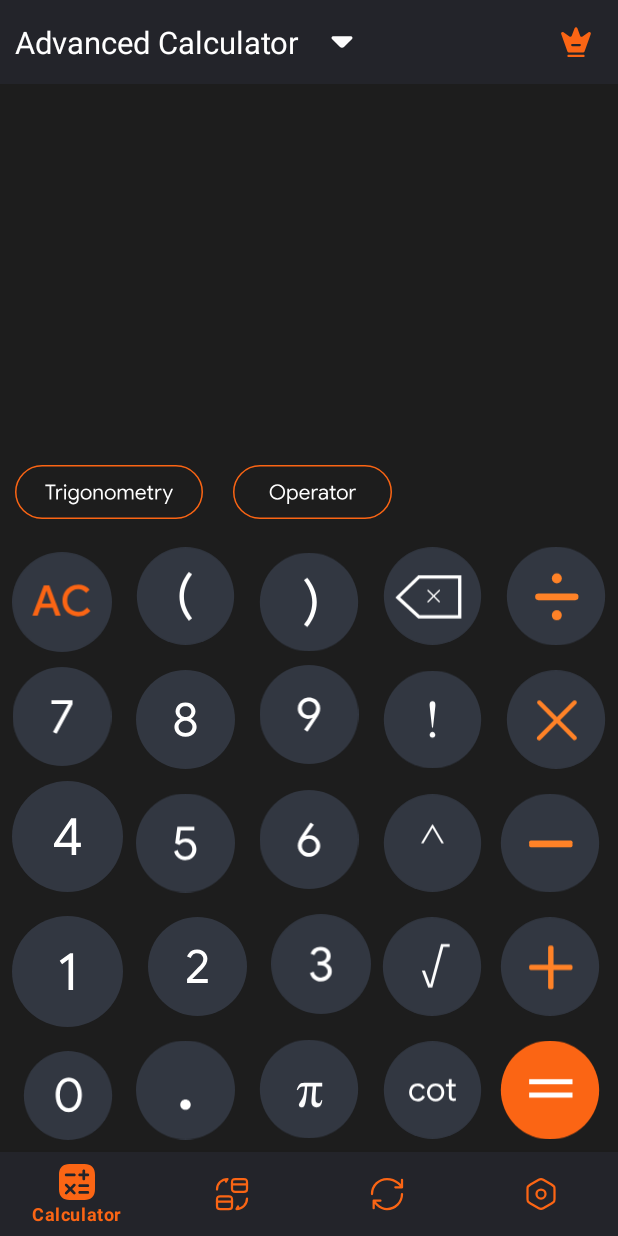
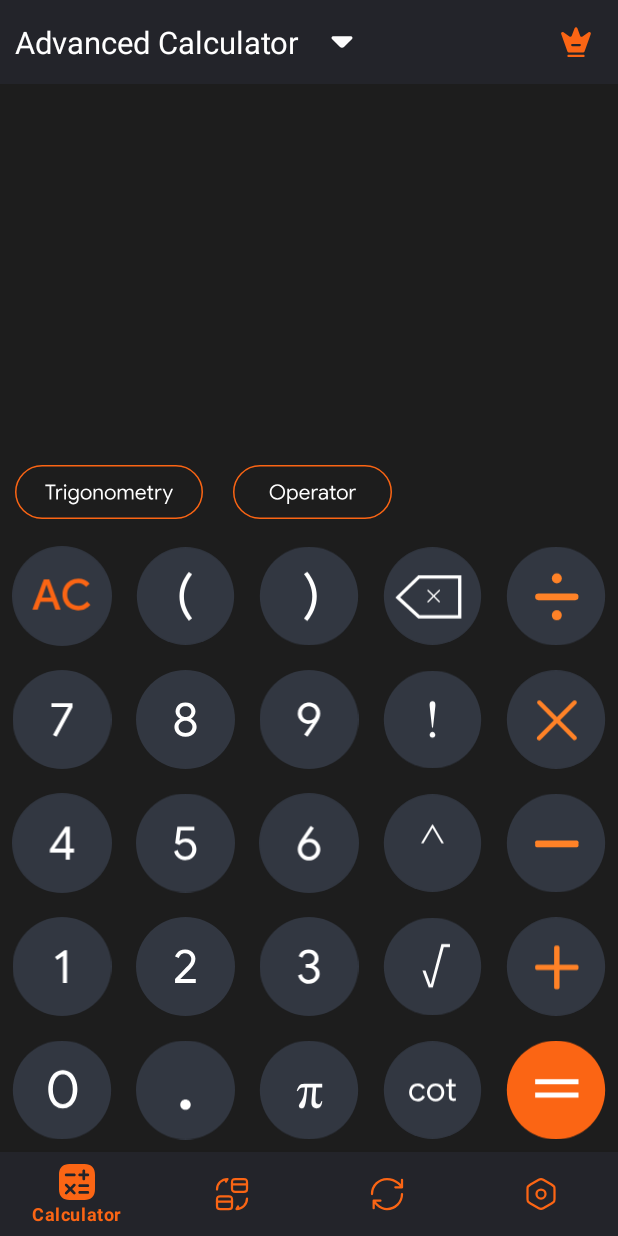
Before and after one commit to HungTk3110/calculator, an Android app: the screen it shows after launch (MainActivity), after a tap on an icon or button, on a phone screen of 412 x 824 dp. Run offline under Robolectric (Android 15) with nearby library versions, the phone set to English and light mode, and no system bars; our stand-ins replace Dagger/Hilt's generated code, Room's generated code, data binding, navigation-ui, sdp/ssp sizes; 3 statements that could not run were skipped; 1 other tap on this screen came first.

Commit message:
done 1.0

```diff
--- a/app/src/main/java/com/bangcodin/calculator/data/models/Language.kt
+++ b/app/src/main/java/com/bangcodin/calculator/data/models/Language.kt
@@ -11,6 +11,5 @@ package com.bangcodin.calculator.data.models
 import androidx.annotation.Keep
 
 @Keep
-class Language(@Keep val countryCode: String,@Keep val label: String, @Keep val flag: Int) {
-    constructor() : this("", "", 0)
+class Language(@Keep val countryCode: String,@Keep val label: String, @Keep val flag: Int , var check : Boolean? = false) {
 }
--- a/app/src/main/java/com/bangcodin/calculator/ui/fragment/SettingFragment.kt
+++ b/app/src/main/java/com/bangcodin/calculator/ui/fragment/SettingFragment.kt
@@ -34,7 +34,6 @@ class   SettingFragment : BaseFragment() {
         val share = ShareFragment()
         val term = TermFragment()
         binding.iclListSetting.itemEnglish.setOnClickListener {
-//            pushScreenAsNormalWithT6(language, LanguageFragment::class.java.name)
             openActivity(LanguageActivity::class.java)
         }
         binding.iclListSetting.itemShare.setOnClickListener {
--- a/app/src/main/res/layout/item_advanced_calculator.xml
+++ b/app/src/main/res/layout/item_advanced_calculator.xml
@@ -406,7 +406,7 @@
             android:id="@+id/cst_layout_Operator"
             android:layout_width="0dp"
             android:layout_height="wrap_content"
-            android:visibility="gone"
+            android:visibility="visible"
             app:layout_constraintBottom_toBottomOf="parent"
             app:layout_constraintEnd_toEndOf="parent"
             app:layout_constraintStart_toStartOf="parent">
@@ -419,7 +419,8 @@
                 android:background="?attr/selectableItemBackground"
                 android:scaleType="fitCenter"
                 android:src="@drawable/ic_btn_ac"
-                app:layout_constraintBottom_toTopOf="@id/btn_8"
+                android:onClick="@{() -> CalculatorViewModel.clearAll()}"
+                app:layout_constraintBottom_toTopOf="@id/btn_7"
                 app:layout_constraintDimensionRatio="1:1"
                 app:layout_constraintEnd_toStartOf="@id/btn_ngoac_trai"
                 app:layout_constraintStart_toStartOf="parent"
@@ -433,6 +434,7 @@
                 android:background="?attr/selectableItemBackground"
                 android:scaleType="fitCenter"
                 android:src="@drawable/ic_btn_nd_trai"
+                android:onClick="@{() -> CalculatorViewModel.addNgoacTrai()}"
                 app:layout_constraintBottom_toTopOf="@id/btn_8"
                 app:layout_constraintDimensionRatio="1:1"
                 app:layout_constraintEnd_toStartOf="@id/btn_ngoac_phai"
@@ -447,7 +449,8 @@
                 android:background="?attr/selectableItemBackground"
                 android:scaleType="fitCenter"
                 android:src="@drawable/ic_bnt_nd_phai"
-                app:layout_constraintBottom_toTopOf="@id/btn_8"
+                android:onClick="@{() -> CalculatorViewModel.addNgoacPhai()}"
+                app:layout_constraintBottom_toTopOf="@id/btn_9"
                 app:layout_constraintDimensionRatio="1:1"
                 app:layout_constraintEnd_toStartOf="@id/btn_delete"
                 app:layout_constraintStart_toEndOf="@+id/btn_ngoac_trai"
@@ -461,6 +464,7 @@
                 android:background="?attr/selectableItemBackground"
                 android:scaleType="fitCenter"
                 android:src="@drawable/ic_btn_delete"
+                android:onClick="@{() -> CalculatorViewModel.delete()}"
                 app:layout_constraintBottom_toTopOf="@id/btn_mathematics"
                 app:layout_constraintDimensionRatio="1:1"
                 app:layout_constraintEnd_toStartOf="@id/btn_division"
@@ -475,6 +479,7 @@
                 android:background="?attr/selectableItemBackground"
                 android:scaleType="fitCenter"
                 android:src="@drawable/ic_btn_division"
+                android:onClick="@{() -> CalculatorViewModel.division()}"
                 app:layout_constraintBottom_toTopOf="@id/btn_multiplied"
                 app:layout_constraintDimensionRatio="1:1"
                 app:layout_constraintEnd_toEndOf="parent"
@@ -489,6 +494,7 @@
                 android:background="?attr/selectableItemBackground"
                 android:scaleType="fitCenter"
                 android:src="@drawable/ic_btn7"
+                android:onClick="@{() -> CalculatorViewModel.addSeven()}"
                 app:layout_constraintBottom_toTopOf="@id/btn_4"
                 app:layout_constraintDimensionRatio="1:1"
                 app:layout_constraintEnd_toStartOf="@id/btn_8"
@@ -503,6 +509,7 @@
                 android:background="?attr/selectableItemBackground"
                 android:scaleType="fitCenter"
                 android:src="@drawable/ic_btn8"
+                android:onClick="@{() -> CalculatorViewModel.addEight()}"
                 app:layout_constraintBottom_toTopOf="@id/btn_5"
                 app:layout_constraintDimensionRatio="1:1"
                 app:layout_constraintEnd_toStartOf="@id/btn_9"
@@ -517,6 +524,7 @@
                 android:background="?attr/selectableItemBackground"
                 android:scaleType="fitCenter"
                 android:src="@drawable/ic_btn9"
+                android:onClick="@{() -> CalculatorViewModel.addNine()}"
                 app:layout_constraintBottom_toTopOf="@id/btn_6"
                 app:layout_constraintDimensionRatio="1:1"
                 app:layout_constraintEnd_toStartOf="@id/btn_mathematics"
@@ -545,6 +553,7 @@
                 android:background="?attr/selectableItemBackground"
                 android:scaleType="fitCenter"
                 android:src="@drawable/ic_btn_multiplied"
+                android:onClick="@{() -> CalculatorViewModel.multiplied()}"
                 app:layout_constraintBottom_toTopOf="@id/btn_minus"
                 app:layout_constraintDimensionRatio="1:1"
                 app:layout_constraintEnd_toEndOf="parent"
@@ -559,11 +568,12 @@
                 android:background="?attr/selectableItemBackground"
                 android:scaleType="fitCenter"
                 android:src="@drawable/ic_btn4"
+                android:onClick="@{() -> CalculatorViewModel.addFour()}"
                 app:layout_constraintBottom_toTopOf="@id/btn_1"
                 app:layout_constraintDimensionRatio="1:1"
-                app:layout_constraintEnd_toStartOf="@id/btn_ngoac_trai"
+                app:layout_constraintEnd_toStartOf="@id/btn_5"
                 app:layout_constraintStart_toStartOf="parent"
-                app:layout_constraintTop_toBottomOf="@id/btn_8" />
+                app:layout_constraintTop_toBottomOf="@id/btn_7" />
 
             <ImageButton
                 android:id="@+id/btn_5"
@@ -573,10 +583,11 @@
                 android:background="?attr/selectableItemBackground"
                 android:scaleType="fitCenter"
                 android:src="@drawable/ic_btn5"
+                android:onClick="@{() -> CalculatorViewModel.addFive()}"
                 app:layout_constraintBottom_toTopOf="@id/btn_2"
                 app:layout_constraintDimensionRatio="1:1"
-                app:layout_constraintEnd_toStartOf="@id/btn_ngoac_phai"
-                app:layout_constraintStart_toEndOf="@+id/btn_AC"
+                app:layout_constraintEnd_toStartOf="@id/btn_6"
+                app:layout_constraintStart_toEndOf="@+id/btn_4"
                 app:layout_constraintTop_toBottomOf="@+id/btn_8" />
 
             <ImageButton
@@ -587,10 +598,11 @@
                 android:background="?attr/selectableItemBackground"
                 android:scaleType="fitCenter"
                 android:src="@drawable/ic_btn6"
+                android:onClick="@{() -> CalculatorViewModel.addSix()}"
                 app:layout_constraintBottom_toTopOf="@id/btn_3"
                 app:layout_constraintDimensionRatio="1:1"
-                app:layout_constraintEnd_toStartOf="@id/btn_delete"
-                app:layout_constraintStart_toEndOf="@+id/btn_ngoac_trai"
+                app:layout_constraintEnd_toStartOf="@id/btn_pow"
+                app:layout_constraintStart_toEndOf="@+id/btn_5"
                 app:layout_constraintTop_toBottomOf="@+id/btn_9" />
 
             <ImageButton
@@ -603,8 +615,8 @@
                 android:src="@drawable/ic_btn_pow"
                 app:layout_constraintBottom_toTopOf="@id/btn_sqrt"
                 app:layout_constraintDimensionRatio="1:1"
-                app:layout_constraintEnd_toStartOf="@id/btn_division"
-                app:layout_constraintStart_toEndOf="@+id/btn_ngoac_phai"
+                app:layout_constraintEnd_toStartOf="@id/btn_minus"
+                app:layout_constraintStart_toEndOf="@+id/btn_6"
                 app:layout_constraintTop_toBottomOf="@+id/btn_mathematics" />
 
             <ImageButton
@@ -615,10 +627,11 @@
                 android:background="?attr/selectableItemBackground"
                 android:scaleType="fitCenter"
                 android:src="@drawable/ic_btn_minus"
+                android:onClick="@{() -> CalculatorViewModel.minus()}"
                 app:layout_constraintBottom_toTopOf="@id/btn_plus"
                 app:layout_constraintDimensionRatio="1:1"
                 app:layout_constraintEnd_toEndOf="parent"
-                app:layout_constraintStart_toEndOf="@+id/btn_delete"
+                app:layout_constraintStart_toEndOf="@+id/btn_pow"
                 app:layout_constraintTop_toBottomOf="@+id/btn_multiplied" />
 
             <ImageButton
@@ -629,9 +642,10 @@
                 android:background="?attr/selectableItemBackground"
                 android:scaleType="fitCenter"
                 android:src="@drawable/ic_btn1"
+                android:onClick="@{() -> CalculatorViewModel.addOne()}"
                 app:layout_constraintBottom_toTopOf="@id/btn_0"
                 app:layout_constraintDimensionRatio="1:1"
-                app:layout_constraintEnd_toStartOf="@id/btn_8"
+                app:layout_constraintEnd_toStartOf="@id/btn_2"
                 app:layout_constraintStart_toStartOf="parent"
                 app:layout_constraintTop_toBottomOf="@+id/btn_4" />
 
@@ -643,9 +657,11 @@
                 android:background="?attr/selectableItemBackground"
                 android:scaleType="fitCenter"
                 android:src="@drawable/ic_btn2"
+                android:onClick="@{() -> CalculatorViewModel.addTwo()}"
                 app:layout_constraintBottom_toTopOf="@id/btnDotTrigonometry"
                 app:layout_constraintDimensionRatio="1:1"
-                app:layout_constraintEnd_toStartOf="@id/btn_9"
+                app:layout_constraintEnd_toStartOf="@id/btn_3"
+                app:layout_constraintStart_toEndOf="@id/btn_1"
                 app:layout_constraintTop_toBottomOf="@+id/btn_5" />
 
             <ImageButton
@@ -656,9 +672,11 @@
                 android:background="?attr/selectableItemBackground"
                 android:scaleType="fitCenter"
                 android:src="@drawable/ic_btn3"
+                android:onClick="@{() -> CalculatorViewModel.addThree()}"
                 app:layout_constraintBottom_toTopOf="@id/btn_pi"
                 app:layout_constraintDimensionRatio="1:1"
-                app:layout_constraintEnd_toStartOf="@id/btn_mathematics"
+                app:layout_constraintStart_toEndOf="@id/btn_2"
+                app:layout_constraintEnd_toStartOf="@id/btn_sqrt"
                 app:layout_constraintTop_toBottomOf="@+id/btn_6" />
 
             <ImageButton
@@ -671,9 +689,9 @@
                 android:src="@drawable/ic_btn_sqrt"
                 app:layout_constraintBottom_toTopOf="@id/btn_cot"
                 app:layout_constraintDimensionRatio="1:1"
-                app:layout_constraintEnd_toStartOf="@id/btn_multiplied"
+                app:layout_constraintEnd_toStartOf="@id/btn_plus"
                 app:layout_constraintHorizontal_bias="0.483"
-                app:layout_constraintStart_toEndOf="@+id/btn_9"
+                app:layout_constraintStart_toEndOf="@+id/btn_3"
                 app:layout_constraintTop_toBottomOf="@+id/btn_pow" />
 
             <ImageButton
@@ -684,19 +702,22 @@
                 android:background="?attr/selectableItemBackground"
                 android:scaleType="fitCenter"
                 android:src="@drawable/ic_btn_plush"
+                android:onClick="@{() -> CalculatorViewModel.push()}"
                 app:layout_constraintBottom_toTopOf="@id/btn_equals"
                 app:layout_constraintDimensionRatio="1:1"
                 app:layout_constraintEnd_toEndOf="parent"
-                app:layout_constraintStart_toEndOf="@+id/btn_mathematics"
+                app:layout_constraintStart_toEndOf="@+id/btn_sqrt"
                 app:layout_constraintTop_toBottomOf="@+id/btn_minus" />
 
             <ImageButton
                 android:id="@+id/btn_0"
-                android:layout_width="wrap_content"
-                android:layout_height="wrap_content"
+                android:layout_width="0dp"
+                android:layout_height="0dp"
                 android:layout_margin="@dimen/_6sdp"
                 android:background="?attr/selectableItemBackground"
                 android:src="@drawable/ic_btn_0"
+                android:scaleType="fitCenter"
+                android:onClick="@{() -> CalculatorViewModel.addZero()}"
                 app:layout_constraintBottom_toBottomOf="parent"
                 app:layout_constraintDimensionRatio="1:1"
                 app:layout_constraintEnd_toStartOf="@id/btnDotTrigonometry"
@@ -711,10 +732,11 @@
                 android:background="?attr/selectableItemBackground"
                 android:scaleType="fitCenter"
                 android:src="@drawable/ic_dot"
+                android:onClick="@{() -> CalculatorViewModel.addDot()}"
                 app:layout_constraintBottom_toBottomOf="parent"
                 app:layout_constraintDimensionRatio="1:1"
-                app:layout_constraintEnd_toStartOf="@id/btn_ngoac_phai"
-                app:layout_constraintStart_toEndOf="@+id/btn_AC"
+                app:layout_constraintEnd_toStartOf="@id/btn_pi"
+                app:layout_constraintStart_toEndOf="@+id/btn_0"
                 app:layout_constraintTop_toBottomOf="@+id/btn_2" />
 
             <ImageButton
@@ -727,8 +749,8 @@
                 android:src="@drawable/ic_btn_pi"
                 app:layout_constraintBottom_toBottomOf="parent"
                 app:layout_constraintDimensionRatio="1:1"
-                app:layout_constraintEnd_toStartOf="@id/btn_delete"
-                app:layout_constraintStart_toEndOf="@+id/btn_ngoac_trai"
+                app:layout_constraintEnd_toStartOf="@id/btn_cot"
+                app:layout_constraintStart_toEndOf="@+id/btnDotTrigonometry"
                 app:layout_constraintTop_toBottomOf="@+id/btn_3" />
 
             <ImageButton
@@ -741,8 +763,8 @@
                 android:src="@drawable/ic_btn_cot"
                 app:layout_constraintBottom_toBottomOf="parent"
                 app:layout_constraintDimensionRatio="1:1"
-                app:layout_constraintEnd_toStartOf="@id/btn_division"
-                app:layout_constraintStart_toEndOf="@+id/btn_ngoac_phai"
+                app:layout_constraintEnd_toStartOf="@id/btn_equals"
+                app:layout_constraintStart_toEndOf="@+id/btn_pi"
                 app:layout_constraintTop_toBottomOf="@+id/btn_sqrt" />
 
             <ImageButton
@@ -750,13 +772,14 @@
                 android:layout_width="0dp"
                 android:layout_height="0dp"
                 android:layout_margin="@dimen/_6sdp"
+                android:onClick="@{() -> CalculatorViewModel.equal()}"
                 android:background="?attr/selectableItemBackground"
                 android:scaleType="fitCenter"
                 android:src="@drawable/ic_btn_equals"
                 app:layout_constraintBottom_toBottomOf="parent"
                 app:layout_constraintDimensionRatio="1:1"
                 app:layout_constraintEnd_toEndOf="parent"
-                app:layout_constraintStart_toEndOf="@+id/btn_delete"
+                app:layout_constraintStart_toEndOf="@+id/btn_cot"
                 app:layout_constraintTop_toBottomOf="@+id/btn_plus" />
 
         </androidx.constraintlayout.widget.ConstraintLayout>
```
Also changed, not shown: app/src/main/java/com/bangcodin/calculator/ui/activity/LanguageActivity.kt (+8 -6 lines), app/src/main/java/com/bangcodin/calculator/ui/adapter/SettingLanguageAdapter.kt (deleted, +0 -72 lines), app/src/main/res/layout/fragment_calculator.xml (deleted, +0 -14 lines), app/src/main/res/layout/items_setting.xml (+4 -4 lines).
